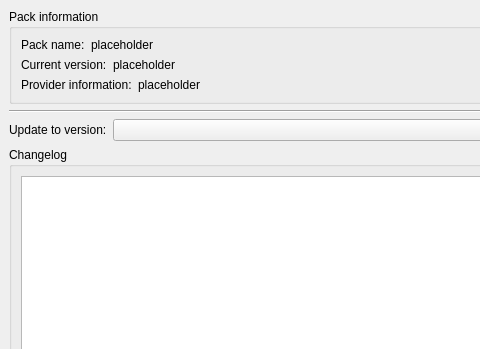
This is launcher/ui/pages/instance/ManagedPackPage.ui in FreesmTeam/FreesmLauncher as Qt 5 draws it before an edit; both pictures show x 0 to 480 and y 0 to 349 of the 731 by 538 pixel window. The edited form follows.
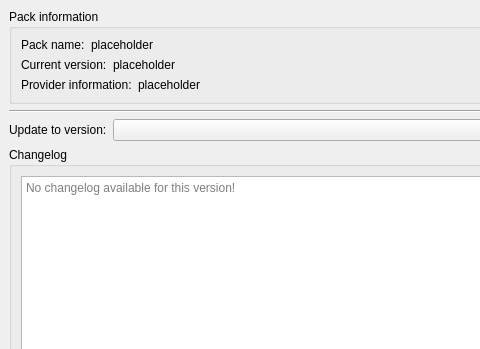
This is the edited form.

Commit message: fix(ManagedPackPage): better changelog text when fetching / no changelog

```diff
--- a/launcher/ui/pages/instance/ManagedPackPage.ui
+++ b/launcher/ui/pages/instance/ManagedPackPage.ui
@@ -168,7 +168,11 @@
        </property>
        <layout class="QVBoxLayout" name="verticalLayout_3">
         <item>
-         <widget class="QTextBrowser" name="changelogTextBrowser"/>
+         <widget class="QTextBrowser" name="changelogTextBrowser">
+          <property name="placeholderText">
+           <string>No changelog available for this version!</string>
+          </property>
+         </widget>
         </item>
        </layout>
       </widget>
```
The commit also changes 1 other file.
